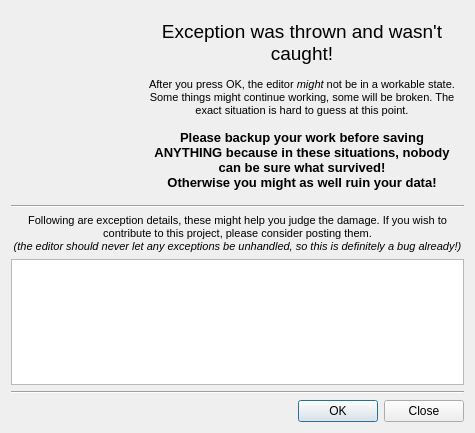
Before: the Qt Designer form ui/ExceptionDialog.ui in timbaker/ceed, drawn with Qt 5.
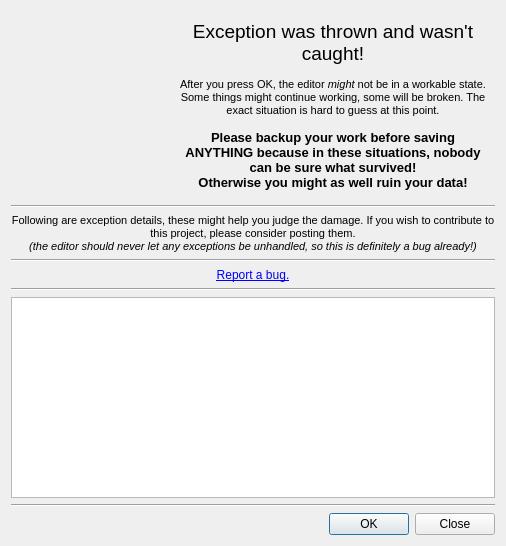
After: the same form once the commit is applied. Icons and pictures are not drawn.

Commit message: added mantis link to exception dialog

```diff
--- a/ui/ExceptionDialog.ui
+++ b/ui/ExceptionDialog.ui
@@ -6,8 +6,8 @@
    <rect>
     <x>0</x>
     <y>0</y>
-    <width>475</width>
-    <height>433</height>
+    <width>506</width>
+    <height>546</height>
    </rect>
   </property>
   <property name="windowTitle">
@@ -80,6 +80,36 @@
      </property>
     </widget>
    </item>
+   <item>
+    <widget class="Line" name="line_3">
+     <property name="orientation">
+      <enum>Qt::Horizontal</enum>
+     </property>
+    </widget>
+   </item>
+   <item>
+    <widget class="QLabel" name="mantisLink">
+     <property name="text">
+      <string>&lt;a href=&quot;http://www.cegui.org.uk/mantis/bug_report_page.php&quot;&gt;Report a bug.&lt;/a&gt;</string>
+     </property>
+     <property name="textFormat">
+      <enum>Qt::AutoText</enum>
+     </property>
+     <property name="alignment">
+      <set>Qt::AlignCenter</set>
+     </property>
+     <property name="openExternalLinks">
+      <bool>true</bool>
+     </property>
+    </widget>
+   </item>
+   <item>
+    <widget class="Line" name="line_4">
+     <property name="orientation">
+      <enum>Qt::Horizontal</enum>
+     </property>
+    </widget>
+   </item>
    <item>
     <widget class="QTextBrowser" name="details"/>
    </item>
```
